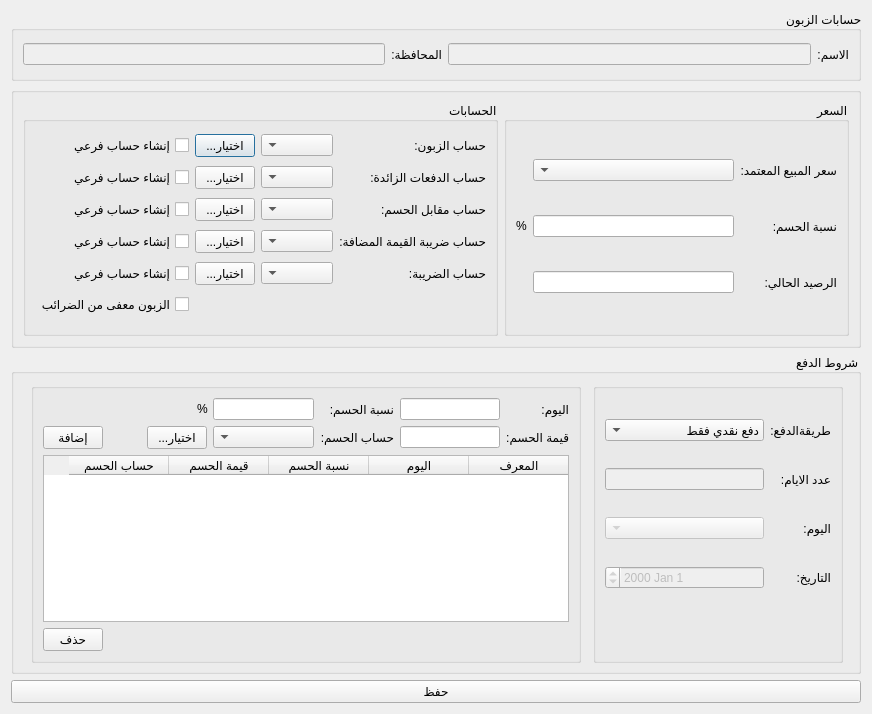
rabee361/E-commerce2, file Ui_ClientAccounts.ui: the form before one commit.
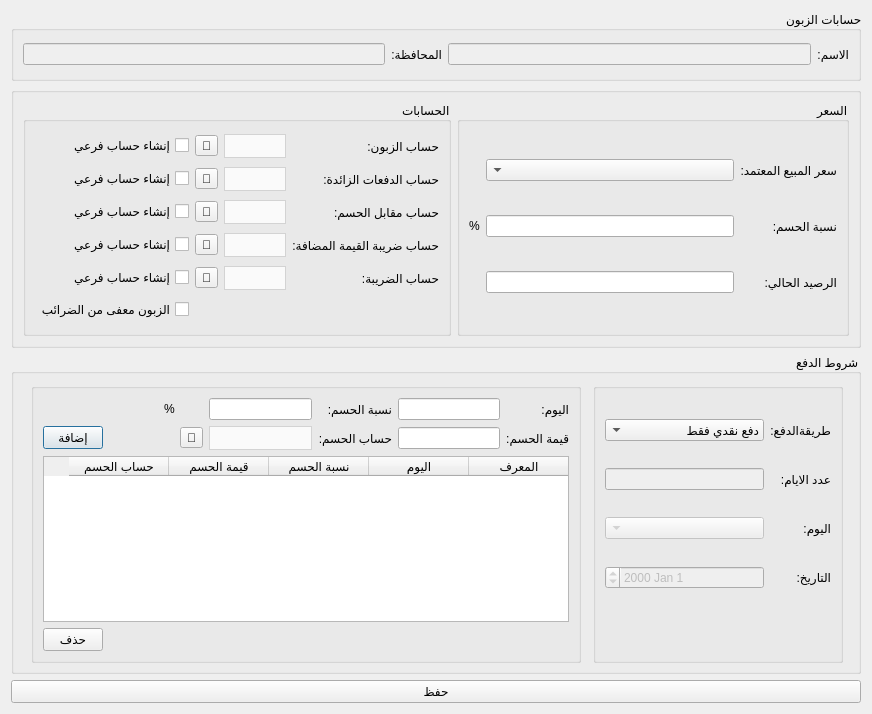
The form after the commit.

Patch:
```diff
--- a/Ui_ClientAccounts.ui
+++ b/Ui_ClientAccounts.ui
@@ -151,56 +151,28 @@
          <string>الحسابات</string>
         </property>
         <layout class="QGridLayout" name="gridLayout_3">
-         <item row="3" column="0">
-          <widget class="QLabel" name="label_22">
+         <item row="4" column="2">
+          <widget class="QToolButton" name="select_tax_account_btn">
            <property name="text">
-            <string>حساب ضريبة القيمة المضافة:</string>
+            <string>🔎</string>
            </property>
           </widget>
          </item>
-         <item row="0" column="0">
-          <widget class="QLabel" name="label_20">
-           <property name="text">
-            <string>حساب الزبون:</string>
+         <item row="0" column="1">
+          <widget class="QComboBox" name="client_account_combobox">
+           <property name="styleSheet">
+            <string notr="true">QComboBox {
+        background-color: #fafafa;
+        border: 1px solid lightgrey;		
+		height: 22px;
+		color: black;
+    }
+    QComboBox::drop-down {
+        border: none;
+    }</string>
            </property>
           </widget>
          </item>
-         <item row="0" column="2">
-          <widget class="QPushButton" name="select_client_account_btn">
-           <property name="maximumSize">
-            <size>
-             <width>60</width>
-             <height>16777215</height>
-            </size>
-           </property>
-           <property name="text">
-            <string>...اختيار</string>
-           </property>
-          </widget>
-         </item>
-         <item row="2" column="2">
-          <widget class="QPushButton" name="select_client_discount_account_btn">
-           <property name="maximumSize">
-            <size>
-             <width>60</width>
-             <height>16777215</height>
-            </size>
-           </property>
-           <property name="text">
-            <string>...اختيار</string>
-           </property>
-          </widget>
-         </item>
-         <item row="2" column="0">
-          <widget class="QLabel" name="label_21">
-           <property name="text">
-            <string>حساب مقابل الحسم:</string>
-           </property>
-          </widget>
-         </item>
-         <item row="4" column="1">
-          <widget class="QComboBox" name="tax_account_combobox"/>
-         </item>
          <item row="3" column="3">
           <widget class="QCheckBox" name="vat_account_create_subaccount_checkbox">
            <property name="text">
@@ -209,45 +181,31 @@
           </widget>
          </item>
          <item row="3" column="1">
-          <widget class="QComboBox" name="vat_account_combobox"/>
-         </item>
-         <item row="2" column="1">
-          <widget class="QComboBox" name="discount_account_combobox"/>
-         </item>
-         <item row="0" column="1">
-          <widget class="QComboBox" name="client_account_combobox"/>
-         </item>
-         <item row="0" column="3">
-          <widget class="QCheckBox" name="client_account_create_subaccount_checkbox">
-           <property name="text">
-            <string>إنشاء حساب فرعي</string>
+          <widget class="QComboBox" name="vat_account_combobox">
+           <property name="styleSheet">
+            <string notr="true">QComboBox {
+        background-color: #fafafa;
+        border: 1px solid lightgrey;		
+		height: 22px;
+		color: black;
+    }
+    QComboBox::drop-down {
+        border: none;
+    }</string>
            </property>
           </widget>
          </item>
-         <item row="2" column="3">
-          <widget class="QCheckBox" name="discount_account_create_subaccount_checkbox">
+         <item row="0" column="2">
+          <widget class="QToolButton" name="select_client_account_btn">
            <property name="text">
-            <string>إنشاء حساب فرعي</string>
-           </property>
-          </widget>
-         </item>
-         <item row="5" column="3">
-          <widget class="QCheckBox" name="tax_exemption_checkbox">
-           <property name="text">
-            <string>الزبون معفى من الضرائب</string>
+            <string>🔎</string>
            </property>
           </widget>
          </item>
          <item row="3" column="2">
-          <widget class="QPushButton" name="select_vat_account_btn">
-           <property name="maximumSize">
-            <size>
-             <width>60</width>
-             <height>16777215</height>
-            </size>
-           </property>
+          <widget class="QToolButton" name="select_vat_account_btn">
            <property name="text">
-            <string>...اختيار</string>
+            <string>🔎</string>
            </property>
           </widget>
          </item>
@@ -258,6 +216,27 @@
            </property>
           </widget>
          </item>
+         <item row="0" column="0">
+          <widget class="QLabel" name="label_20">
+           <property name="text">
+            <string>حساب الزبون:</string>
+           </property>
+          </widget>
+         </item>
+         <item row="3" column="0">
+          <widget class="QLabel" name="label_22">
+           <property name="text">
+            <string>حساب ضريبة القيمة المضافة:</string>
+           </property>
+          </widget>
+         </item>
+         <item row="1" column="3">
+          <widget class="QCheckBox" name="client_extra_account_create_subaccount_checkbox">
+           <property name="text">
+            <string>إنشاء حساب فرعي</string>
+           </property>
+          </widget>
+         </item>
          <item row="4" column="0">
           <widget class="QLabel" name="label_23">
            <property name="text">
@@ -265,23 +244,38 @@
            </property>
           </widget>
          </item>
-         <item row="4" column="2">
-          <widget class="QPushButton" name="select_tax_account_btn">
-           <property name="maximumSize">
-            <size>
-             <width>60</width>
-             <height>16777215</height>
-            </size>
+         <item row="1" column="2">
+          <widget class="QToolButton" name="select_client_extra_account_btn">
+           <property name="text">
+            <string>🔎</string>
            </property>
+          </widget>
+         </item>
+         <item row="2" column="3">
+          <widget class="QCheckBox" name="discount_account_create_subaccount_checkbox">
            <property name="text">
-            <string>...اختيار</string>
+            <string>إنشاء حساب فرعي</string>
            </property>
           </widget>
          </item>
-         <item row="1" column="0">
-          <widget class="QLabel" name="label_5">
+         <item row="0" column="3">
+          <widget class="QCheckBox" name="client_account_create_subaccount_checkbox">
            <property name="text">
-            <string>حساب الدفعات الزائدة:</string>
+            <string>إنشاء حساب فرعي</string>
+           </property>
+          </widget>
+         </item>
+         <item row="2" column="0">
+          <widget class="QLabel" name="label_21">
+           <property name="text">
+            <string>حساب مقابل الحسم:</string>
+           </property>
+          </widget>
+         </item>
+         <item row="2" column="2">
+          <widget class="QToolButton" name="select_client_discount_account_btn">
+           <property name="text">
+            <string>🔎</string>
            </property>
           </widget>
          </item>
@@ -290,25 +284,60 @@
            <property name="enabled">
             <bool>true</bool>
            </property>
+           <property name="styleSheet">
+            <string notr="true">QComboBox {
+        background-color: #fafafa;
+        border: 1px solid lightgrey;		
+		height: 22px;
+		color: black;
+    }
+    QComboBox::drop-down {
+        border: none;
+    }</string>
+           </property>
           </widget>
          </item>
-         <item row="1" column="2">
-          <widget class="QPushButton" name="select_client_extra_account_btn">
-           <property name="maximumSize">
-            <size>
-             <width>60</width>
-             <height>16777215</height>
-            </size>
-           </property>
+         <item row="5" column="3">
+          <widget class="QCheckBox" name="tax_exemption_checkbox">
            <property name="text">
-            <string>...اختيار</string>
+            <string>الزبون معفى من الضرائب</string>
            </property>
           </widget>
          </item>
-         <item row="1" column="3">
-          <widget class="QCheckBox" name="client_extra_account_create_subaccount_checkbox">
+         <item row="1" column="0">
+          <widget class="QLabel" name="label_5">
            <property name="text">
-            <string>إنشاء حساب فرعي</string>
+            <string>حساب الدفعات الزائدة:</string>
+           </property>
+          </widget>
+         </item>
+         <item row="4" column="1">
+          <widget class="QComboBox" name="tax_account_combobox">
+           <property name="styleSheet">
+            <string notr="true">QComboBox {
+        background-color: #fafafa;
+        border: 1px solid lightgrey;		
+		height: 22px;
+		color: black;
+    }
+    QComboBox::drop-down {
+        border: none;
+    }</string>
+           </property>
+          </widget>
+         </item>
+         <item row="2" column="1">
+          <widget class="QComboBox" name="discount_account_combobox">
+           <property name="styleSheet">
+            <string notr="true">QComboBox {
+        background-color: #fafafa;
+        border: 1px solid lightgrey;		
+		height: 22px;
+		color: black;
+    }
+    QComboBox::drop-down {
+        border: none;
+    }</string>
            </property>
           </widget>
          </item>
@@ -357,6 +386,26 @@
          <string/>
         </property>
         <layout class="QGridLayout" name="gridLayout_7">
+         <item row="1" column="2">
+          <widget class="QLineEdit" name="day_number_input">
+           <property name="maximumSize">
+            <size>
+             <width>150</width>
+             <height>16777215</height>
+            </size>
+           </property>
+          </widget>
+         </item>
+         <item row="1" column="4">
+          <widget class="QLineEdit" name="discount_percent_input">
+           <property name="maximumSize">
+            <size>
+             <width>150</width>
+             <height>16777215</height>
+            </size>
+           </property>
+          </widget>
+         </item>
          <item row="2" column="2">
           <widget class="QLineEdit" name="discount_value_input">
            <property name="maximumSize">
@@ -367,42 +416,6 @@
            </property>
           </widget>
          </item>
-         <item row="3" column="0" colspan="8">
-          <widget class="QTableWidget" name="payment_conditions_table">
-           <column>
-            <property name="text">
-             <string>المعرف</string>
-            </property>
-           </column>
-           <column>
-            <property name="text">
-             <string>اليوم</string>
-            </property>
-           </column>
-           <column>
-            <property name="text">
-             <string>نسبة الحسم</string>
-            </property>
-           </column>
-           <column>
-            <property name="text">
-             <string>قيمة الحسم</string>
-            </property>
-           </column>
-           <column>
-            <property name="text">
-             <string>حساب الحسم</string>
-            </property>
-           </column>
-          </widget>
-         </item>
-         <item row="2" column="3">
-          <widget class="QLabel" name="label_19">
-           <property name="text">
-            <string>حساب الحسم:</string>
-           </property>
-          </widget>
-         </item>
          <item row="1" column="0">
           <widget class="QLabel" name="label_16">
            <property name="text">
@@ -417,7 +430,7 @@
            </property>
           </widget>
          </item>
-         <item row="2" column="7">
+         <item row="2" column="8">
           <widget class="QPushButton" name="add_payment_condition_btn">
            <property name="maximumSize">
             <size>
@@ -430,46 +443,6 @@
            </property>
           </widget>
          </item>
-         <item row="1" column="2">
-          <widget class="QLineEdit" name="day_number_input">
-           <property name="maximumSize">
-            <size>
-             <width>150</width>
-             <height>16777215</height>
-            </size>
-           </property>
-          </widget>
-         </item>
-         <item row="2" column="5">
-          <widget class="QPushButton" name="select_condition_discount_account_btn">
-           <property name="maximumSize">
-            <size>
-             <width>60</width>
-             <height>16777215</height>
-            </size>
-           </property>
-           <property name="text">
-            <string>...اختيار</string>
-           </property>
-          </widget>
-         </item>
-         <item row="1" column="4">
-          <widget class="QLineEdit" name="discount_percent_input">
-           <property name="maximumSize">
-            <size>
-             <width>150</width>
-             <height>16777215</height>
-            </size>
-           </property>
-          </widget>
-         </item>
-         <item row="2" column="0" colspan="2">
-          <widget class="QLabel" name="label_18">
-           <property name="text">
-            <string>قيمة الحسم:</string>
-           </property>
-          </widget>
-         </item>
          <item row="2" column="4">
           <widget class="QComboBox" name="condition_discount_account_combobox">
            <property name="maximumSize">
@@ -478,22 +451,20 @@
              <height>16777215</height>
             </size>
            </property>
-          </widget>
-         </item>
-         <item row="4" column="7">
-          <widget class="QPushButton" name="delete_payment_condition_btn">
-           <property name="maximumSize">
-            <size>
-             <width>60</width>
-             <height>16777215</height>
-            </size>
+           <property name="styleSheet">
+            <string notr="true">QComboBox {
+        background-color: #fafafa;
+        border: 1px solid lightgrey;		
+		height: 22px;
+		color: black;
+    }
+    QComboBox::drop-down {
+        border: none;
+    }</string>
            </property>
-           <property name="text">
-            <string>حذف</string>
-           </property>
           </widget>
          </item>
-         <item row="2" column="6">
+         <item row="2" column="7">
           <spacer name="horizontalSpacer">
            <property name="orientation">
             <enum>Qt::Horizontal</enum>
@@ -506,7 +477,50 @@
            </property>
           </spacer>
          </item>
-         <item row="1" column="5">
+         <item row="2" column="0" colspan="2">
+          <widget class="QLabel" name="label_18">
+           <property name="text">
+            <string>قيمة الحسم:</string>
+           </property>
+          </widget>
+         </item>
+         <item row="3" column="0" colspan="9">
+          <widget class="QTableWidget" name="payment_conditions_table">
+           <column>
+            <property name="text">
+             <string>المعرف</string>
+            </property>
+           </column>
+           <column>
+            <property name="text">
+             <string>اليوم</string>
+            </property>
+           </column>
+           <column>
+            <property name="text">
+             <string>نسبة الحسم</string>
+            </property>
+           </column>
+           <column>
+            <property name="text">
+             <string>قيمة الحسم</string>
+            </property>
+           </column>
+           <column>
+            <property name="text">
+             <string>حساب الحسم</string>
+            </property>
+           </column>
+          </widget>
+         </item>
+         <item row="2" column="3">
+          <widget class="QLabel" name="label_19">
+           <property name="text">
+            <string>حساب الحسم:</string>
+           </property>
+          </widget>
+         </item>
+         <item row="1" column="6">
           <widget class="QLabel" name="label_4">
            <property name="minimumSize">
             <size>
@@ -525,6 +539,26 @@
            </property>
           </widget>
          </item>
+         <item row="4" column="8">
+          <widget class="QPushButton" name="delete_payment_condition_btn">
+           <property name="maximumSize">
+            <size>
+             <width>60</width>
+             <height>16777215</height>
+            </size>
+           </property>
+           <property name="text">
+            <string>حذف</string>
+           </property>
+          </widget>
+         </item>
+         <item row="2" column="5">
+          <widget class="QToolButton" name="select_condition_discount_account_btn">
+           <property name="text">
+            <string>🔎</string>
+           </property>
+          </widget>
+         </item>
         </layout>
        </widget>
       </item>
```
